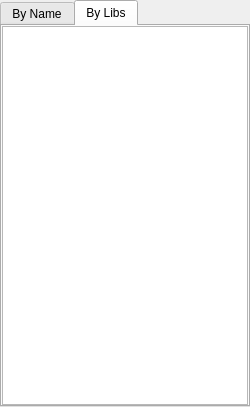
Old version of the form GUI/Qt/UClassesListWidget.ui in the repository aicommunity/Rdk.
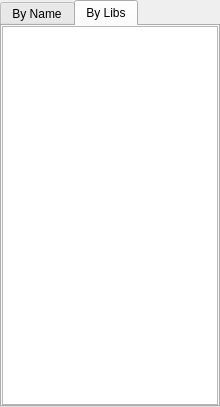
New version of the form.

```diff
--- a/GUI/Qt/UClassesListWidget.ui
+++ b/GUI/Qt/UClassesListWidget.ui
@@ -6,7 +6,7 @@
    <rect>
     <x>0</x>
     <y>0</y>
-    <width>250</width>
+    <width>220</width>
     <height>407</height>
    </rect>
   </property>
```
